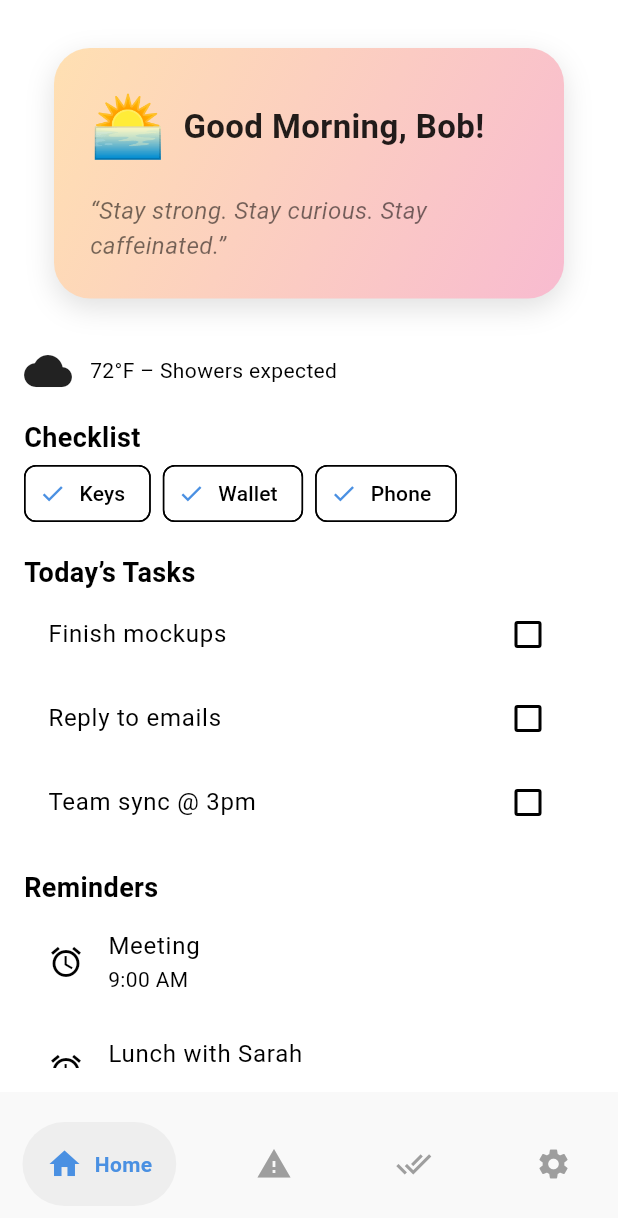
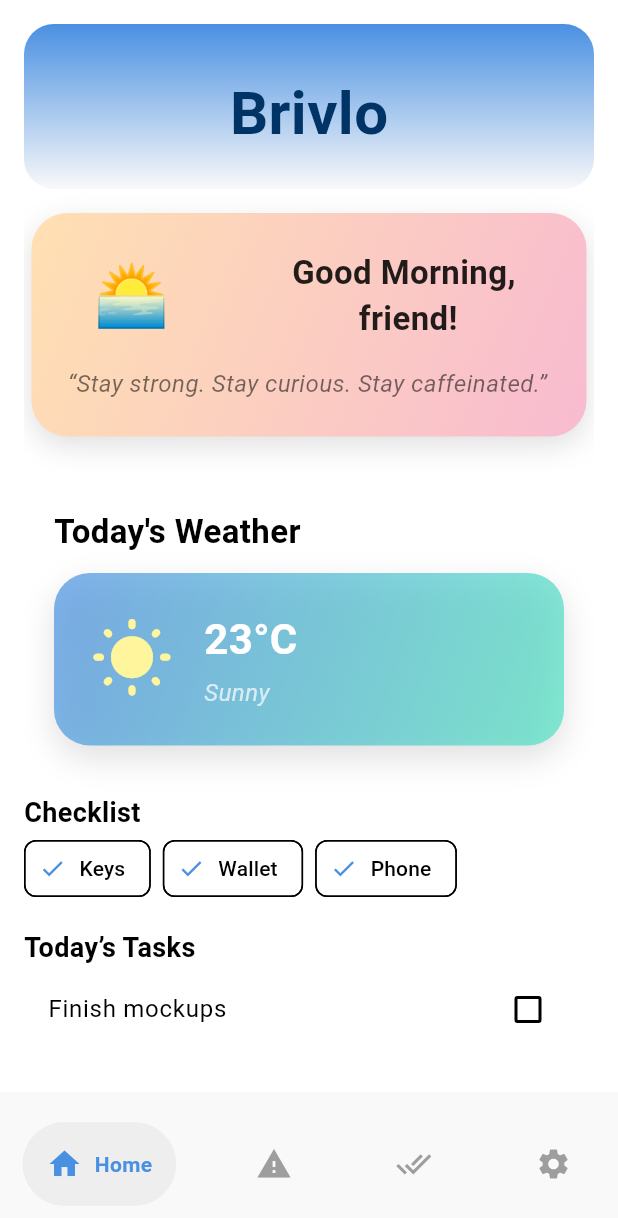
Before and after one commit to Ibrhm75/brivlo, a Flutter app: the screen it shows after launch, on a phone screen of 412 x 824 dp. Shown: the top 1218 px of the screen. Run offline on Flutter 3.47's test engine with Material 3 defaults, Android fonts, the phone set to English and light mode, and no system bars; drawn by our look-alikes of flutter_animate, google_nav_bar; our stand-ins replace shared_preferences.

Commit message:
added customizable greeting along with weather section

```diff
--- /dev/null
+++ b/lib/components/fade_appbar_layout.dart
@@ -0,0 +1,60 @@
+import 'package:flutter/material.dart';
+
+class FadeAppBarLayout extends StatelessWidget {
+  final Widget child;
+  final String title;
+
+  const FadeAppBarLayout({
+    super.key,
+    required this.child,
+    this.title = "Brivlo",
+  });
+
+  @override
+  Widget build(BuildContext context) {
+    final primary = Theme.of(context).colorScheme.primary;
+    final background = Theme.of(context).colorScheme.background;
+
+    return Scaffold(
+      body: Column(
+        children: [
+          // 👑 Custom AppBar with gradient fade
+          Container(
+            height: 110,
+            width: double.infinity,
+            padding: const EdgeInsets.fromLTRB(20, 30, 20, 20),
+            decoration: BoxDecoration(
+              borderRadius: const BorderRadius.only(
+                topLeft: Radius.circular(20),
+                topRight: Radius.circular(20),
+                bottomLeft: Radius.circular(20),
+                bottomRight: Radius.circular(20),
+              ),
+              gradient: LinearGradient(
+                colors: [primary, background],
+                begin: Alignment.topCenter,
+                end: Alignment.bottomCenter,
+              ),
+            ),
+            child: Align(
+              alignment: Alignment.bottomLeft,
+              child: Center(
+                child: Text(
+                  title,
+                  style: TextStyle(
+                    fontSize: 40,
+                    fontWeight: FontWeight.bold,
+                    color: Theme.of(context).colorScheme.inversePrimary,
+                  ),
+                ),
+              ),
+            ),
+          ),
+
+          // 👇 Your page content
+          Expanded(child: child),
+        ],
+      ),
+    );
+  }
+}
--- a/lib/pages/dashboard_page.dart
+++ b/lib/pages/dashboard_page.dart
@@ -1,25 +1,25 @@
+import 'package:brivlo/components/fade_appbar_layout.dart';
 import 'package:brivlo/sections/greeting_section.dart';
 import 'package:brivlo/sections/weather_section.dart';
 import 'package:flutter/material.dart';
-import 'package:flutter/widgets.dart';
 
 class DashboardPage extends StatelessWidget {
   const DashboardPage({super.key});
 
   @override
   Widget build(BuildContext context) {
-    return SafeArea(
-      child: Scaffold(
-        body: Padding(
-          padding: const EdgeInsets.all(16.0),
+    return Scaffold(
+      body: Padding(
+        padding: const EdgeInsets.all(16.0),
+        child: FadeAppBarLayout(
           child: SingleChildScrollView(
             child: Column(
               crossAxisAlignment: CrossAxisAlignment.start,
               children: [
                 const GreetingSection(),
                 const SizedBox(height: 16),
-                _weatherSection(),
-                // const WeatherSection(),
+                // _weatherSection(),
+                const WeatherSection(),
                 const SizedBox(height: 16),
                 _checklistPreview(),
                 const SizedBox(height: 16),
@@ -34,16 +34,6 @@ class DashboardPage extends StatelessWidget {
           ),
         ),
       ),
-    );
-  }
-
-  Widget _weatherSection() {
-    return const Row(
-      children: [
-        Icon(Icons.cloud, size: 32),
-        SizedBox(width: 12),
-        Text('72°F – Showers expected'),
-      ],
     );
   }
 
--- a/lib/sections/greeting_section.dart
+++ b/lib/sections/greeting_section.dart
@@ -1,6 +1,6 @@
 import 'package:flutter/material.dart';
 import 'package:flutter_animate/flutter_animate.dart';
-import 'dart:math';
+import 'package:shared_preferences/shared_preferences.dart';
 
 class GreetingSection extends StatefulWidget {
   const GreetingSection({Key? key}) : super(key: key);
@@ -10,7 +10,8 @@ class GreetingSection extends StatefulWidget {
 }
 
 class _GreetingSectionState extends State<GreetingSection> {
-  late final String quote;
+  String quote = "";
+  String nickname = "";
 
   final List<String> quotes = [
     "You’ve got this. Coffee helps, but so do you.",
@@ -24,6 +25,14 @@ class _GreetingSectionState extends State<GreetingSection> {
   void initState() {
     super.initState();
     quote = (quotes..shuffle()).first;
+    _loadNickname();
+  }
+
+  Future<void> _loadNickname() async {
+    final prefs = await SharedPreferences.getInstance();
+    setState(() {
+      nickname = prefs.getString('nickname') ?? 'friend';
+    });
   }
 
   @override
@@ -45,7 +54,7 @@ class _GreetingSectionState extends State<GreetingSection> {
             : 'Good Afternoon';
 
     return Padding(
-      padding: const EdgeInsets.symmetric(horizontal: 20.0, vertical: 16),
+      padding: const EdgeInsets.symmetric(horizontal: 5.0, vertical: 16.0),
       child: Container(
         width: double.infinity,
         padding: const EdgeInsets.all(24),
@@ -60,19 +69,19 @@ class _GreetingSectionState extends State<GreetingSection> {
             end: Alignment.bottomRight,
           ),
           borderRadius: BorderRadius.circular(24),
-          boxShadow: [
+          boxShadow: const [
             BoxShadow(
               color: Colors.black12,
               blurRadius: 16,
-              offset: const Offset(0, 6),
+              offset: Offset(0, 6),
             )
           ],
         ),
         child: Column(
           crossAxisAlignment: CrossAxisAlignment.start,
           children: [
-            // Emoji with gentle shimmer
             Row(
+              mainAxisAlignment: MainAxisAlignment.spaceAround,
               children: [
                 Text(
                   greetingEmoji,
@@ -82,8 +91,21 @@ class _GreetingSectionState extends State<GreetingSection> {
                     .shimmer(duration: 3.seconds)
                     .fadeIn(duration: 1200.ms),
                 const SizedBox(width: 12),
+                Column(
+                  children: [
                     Text(
-                  '$greetingText, Bob!',
+                      '$greetingText, ',
+                      style: const TextStyle(
+                        fontSize: 22,
+                        fontWeight: FontWeight.w600,
+                        color: Colors.black87,
+                      ),
+                    )
+                        .animate()
+                        .fadeIn(delay: 400.ms, duration: 1000.ms)
+                        .slideY(begin: 0.3, curve: Curves.easeOutCubic),
+                    Text(
+                      '${nickname.isEmpty ? 'friend' : nickname}!',
                       style: const TextStyle(
                         fontSize: 22,
                         fontWeight: FontWeight.w600,
@@ -95,9 +117,9 @@ class _GreetingSectionState extends State<GreetingSection> {
                         .slideY(begin: 0.3, curve: Curves.easeOutCubic),
                   ],
                 ),
-
+              ],
+            ),
             const SizedBox(height: 16),
-
             Text(
               '“$quote”',
               style: const TextStyle(
--- a/lib/sections/weather_section.dart
+++ b/lib/sections/weather_section.dart
@@ -6,80 +6,93 @@ class WeatherSection extends StatelessWidget {
 
   @override
   Widget build(BuildContext context) {
-    final now = DateTime.now();
-    final hour = now.hour;
+    final theme = Theme.of(context);
+    final primary = theme.colorScheme.primary;
+    final secondary = theme.colorScheme.secondary;
 
-    // Fake weather for demo purposes
-    final weatherEmoji = hour < 10
-        ? '🌅'
-        : hour < 17
-            ? '🌤️'
-            : '🌙';
-
-    final temperature = 23; // You could hook this up with real API data
-    final condition = hour < 17 ? 'Sunny' : 'Clear';
+    // ☀️ Fake weather data (replace with real API later)
+    const String temperature = "23°C";
+    const String condition = "Sunny";
+    const IconData icon = Icons.wb_sunny_rounded;
 
     return Padding(
-      padding: const EdgeInsets.symmetric(horizontal: 20, vertical: 12),
-      child: Container(
-        padding: const EdgeInsets.all(20),
+      padding: const EdgeInsets.symmetric(horizontal: 20.0, vertical: 16),
+      child: Column(
+        crossAxisAlignment: CrossAxisAlignment.start,
+        children: [
+          // 📌 Section Title
+          const Text(
+            "Today's Weather",
+            style: TextStyle(
+              fontSize: 22,
+              fontWeight: FontWeight.bold,
+            ),
+          )
+              .animate()
+              .fadeIn(duration: 600.ms)
+              .slideY(begin: -0.2, curve: Curves.easeOut),
+
+          const SizedBox(height: 12),
+
+          // Weather Card
+          Container(
+            width: double.infinity,
+            padding: const EdgeInsets.all(24),
             decoration: BoxDecoration(
-          borderRadius: BorderRadius.circular(24),
               gradient: LinearGradient(
-            colors: [
-              Colors.blue.shade50,
-              Colors.white.withOpacity(0.8),
-            ],
+                colors: [primary.withOpacity(0.7), secondary.withOpacity(0.7)],
                 begin: Alignment.topLeft,
                 end: Alignment.bottomRight,
               ),
-          boxShadow: [
+              borderRadius: BorderRadius.circular(24),
+              boxShadow: const [
                 BoxShadow(
-              color: Colors.black.withOpacity(0.04),
-              blurRadius: 12,
-              offset: const Offset(0, 4),
-            )
+                  color: Colors.black12,
+                  blurRadius: 18,
+                  offset: Offset(0, 8),
+                ),
               ],
             ),
             child: Row(
               children: [
-            // Emoji weather icon with shimmer
-            Text(
-              weatherEmoji,
-              style: const TextStyle(fontSize: 40),
-            ).animate().fadeIn(duration: 1000.ms).shimmer(duration: 3.seconds),
+                // 🌞 Icon
+                Icon(icon, size: 56, color: Colors.yellow.shade200)
+                    .animate()
+                    .fadeIn(delay: 200.ms)
+                    .scaleXY(begin: 0.8, duration: 800.ms),
 
                 const SizedBox(width: 20),
 
-            // Temperature + condition
+                // 🌡️ Temp & Condition
                 Column(
                   crossAxisAlignment: CrossAxisAlignment.start,
                   children: [
                     Text(
-                  '$temperature°',
+                      temperature,
                       style: const TextStyle(
-                    fontSize: 26,
+                        fontSize: 28,
                         fontWeight: FontWeight.w600,
-                    color: Colors.black87,
+                        color: Colors.white,
                       ),
-                )
-                    .animate()
-                    .fadeIn(delay: 300.ms, duration: 900.ms)
-                    .slideY(begin: 0.2),
+                    ).animate().fadeIn(delay: 400.ms).slideX(begin: 0.2),
+                    const SizedBox(height: 4),
                     Text(
                       condition,
                       style: const TextStyle(
                         fontSize: 16,
-                    color: Colors.black54,
+                        fontStyle: FontStyle.italic,
+                        color: Colors.white70,
                       ),
-                )
-                    .animate()
-                    .fadeIn(delay: 600.ms, duration: 900.ms)
-                    .slideY(begin: 0.3),
+                    ).animate().fadeIn(delay: 600.ms).slideX(begin: 0.3),
                   ],
                 ),
               ],
             ),
+          )
+              .animate()
+              .fadeIn(delay: 300.ms)
+              .moveY(begin: 10, curve: Curves.easeOutCubic),
+        ],
       ),
     );
   }
--- a/pubspec.yaml
+++ b/pubspec.yaml
@@ -39,6 +39,7 @@ dependencies:
   provider: ^6.1.5
   flutter_launcher_icons: ^0.14.3
   flutter_animate: ^4.5.2
+  shared_preferences: ^2.2.3
 
 flutter_launcher_icons:
   android: "launcher_icon"
```
Also changed, not shown: lib/pages/settings_page.dart (+54 -18 lines), pubspec.lock, 1 other file. Lines whose indentation alone changed are shown as unchanged.
